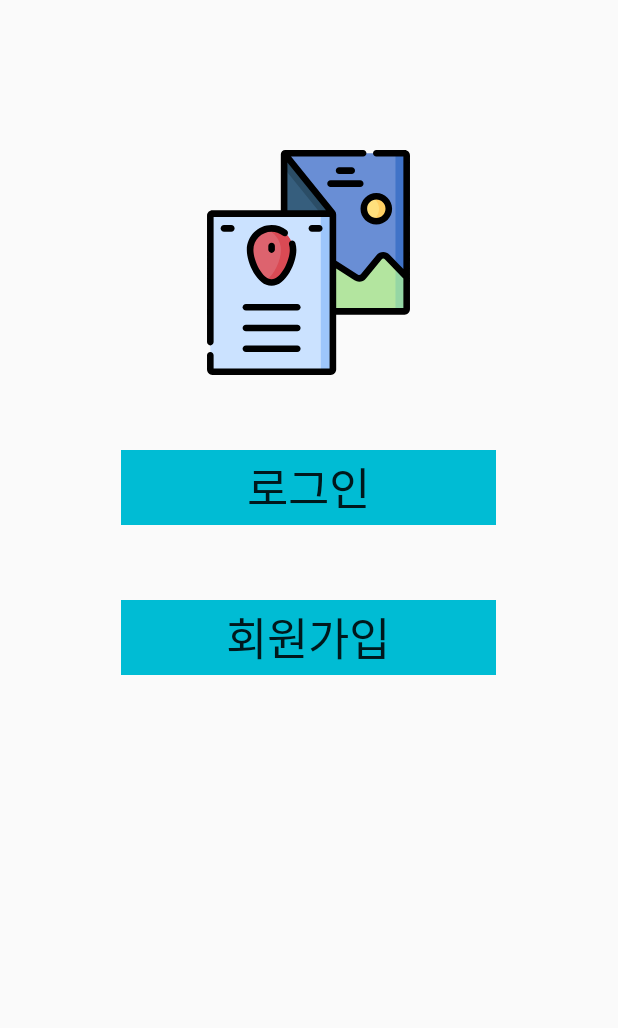
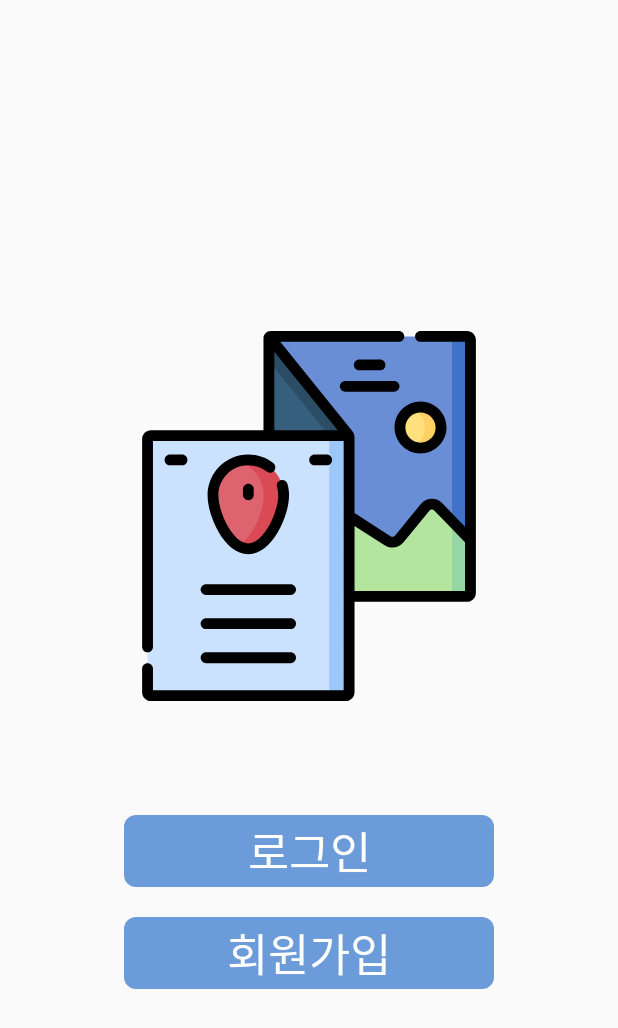
Before and after one commit to Algamja/TravelFriend, an Android app: the screen it shows after launch (MainActivity), on a phone screen of 412 x 824 dp. Shown: the top 1028 px of the screen. Run offline under Robolectric (Android 15) with nearby library versions, the phone set to English and light mode, and no system bars.

Commit message:
[modified] modify login design file

```diff
--- a/app/src/main/java/com/example/travelfriend/MainActivity.kt
+++ b/app/src/main/java/com/example/travelfriend/MainActivity.kt
@@ -11,7 +11,7 @@ class MainActivity : AppCompatActivity() {
         super.onCreate(savedInstanceState)
         setContentView(R.layout.activity_main)
 
-        btn_signup.setOnClickListener(){
+        main_sign_up_button.setOnClickListener(){
             startActivity(Intent(this,SignUpEmailAndPasswordActivity::class.java))
         }
     }
--- a/app/src/main/res/layout/activity_main.xml
+++ b/app/src/main/res/layout/activity_main.xml
@@ -1,36 +1,77 @@
 <?xml version="1.0" encoding="utf-8"?>
-<LinearLayout xmlns:android="http://schemas.android.com/apk/res/android"
+<androidx.constraintlayout.widget.ConstraintLayout xmlns:android="http://schemas.android.com/apk/res/android"
     xmlns:app="http://schemas.android.com/apk/res-auto"
     xmlns:tools="http://schemas.android.com/tools"
     android:layout_width="match_parent"
     android:layout_height="match_parent"
-    tools:context=".MainActivity"
-    android:orientation="vertical">
+    tools:context=".MainActivity">
 
     <ImageView
+        android:id="@+id/main_logo"
+        android:layout_width="0dp"
+        android:layout_height="0dp"
         android:src="@drawable/ic_travel_friend_logo"
-        android:layout_width="150sp"
-        android:layout_height="150sp"
-        android:layout_gravity="center"
-        android:layout_marginTop="100sp"/>
+        app:layout_constraintBottom_toTopOf="@id/main_login_button"
+        app:layout_constraintEnd_toEndOf="@id/end_guideline"
+        app:layout_constraintStart_toStartOf="@id/start_guideline"
+        app:layout_constraintTop_toTopOf="@id/top_guideline" />
 
     <Button
-        android:layout_width="250sp"
-        android:layout_height="50sp"
+        android:id="@+id/main_login_button"
+        android:layout_width="0dp"
+        android:layout_height="wrap_content"
         android:layout_gravity="center"
-        android:text="로그인"
+        android:layout_marginTop="20dp"
+        android:background="@drawable/button_round_blue"
+        android:text="@string/login"
+        android:textColor="@color/colorWhite"
         android:textSize="30sp"
-        android:background="#00BCD4"
-        android:layout_marginTop="50sp"/>
+        app:layout_constraintBottom_toTopOf="@id/main_sign_up_button"
+        app:layout_constraintEnd_toEndOf="@id/end_guideline"
+        app:layout_constraintStart_toStartOf="@id/start_guideline"
+        app:layout_constraintTop_toBottomOf="@id/main_logo" />
 
     <Button
-        android:id="@+id/btn_signup"
-        android:layout_width="250sp"
-        android:layout_height="50sp"
+        android:id="@+id/main_sign_up_button"
+        android:layout_width="0dp"
+        android:layout_height="wrap_content"
         android:layout_gravity="center"
-        android:text="회원가입"
+        android:layout_marginTop="20dp"
+        android:background="@drawable/button_round_blue"
+        android:text="@string/sign_up"
+        android:textColor="@color/colorWhite"
         android:textSize="30sp"
-        android:background="#00BCD4"
-        android:layout_marginTop="50sp"/>
+        app:layout_constraintBottom_toBottomOf="@id/bottom_guideline"
+        app:layout_constraintEnd_toEndOf="@id/end_guideline"
+        app:layout_constraintStart_toStartOf="@id/start_guideline"
+        app:layout_constraintTop_toBottomOf="@id/main_login_button" />
 
-</LinearLayout>
+    <androidx.constraintlayout.widget.Guideline
+        android:id="@+id/start_guideline"
+        android:layout_width="wrap_content"
+        android:layout_height="wrap_content"
+        android:orientation="vertical"
+        app:layout_constraintGuide_percent="0.2" />
+
+    <androidx.constraintlayout.widget.Guideline
+        android:id="@+id/end_guideline"
+        android:layout_width="wrap_content"
+        android:layout_height="wrap_content"
+        android:orientation="vertical"
+        app:layout_constraintGuide_percent="0.8" />
+
+    <androidx.constraintlayout.widget.Guideline
+        android:id="@+id/top_guideline"
+        android:layout_width="wrap_content"
+        android:layout_height="wrap_content"
+        android:orientation="horizontal"
+        app:layout_constraintGuide_percent="0.2" />
+
+    <androidx.constraintlayout.widget.Guideline
+        android:id="@+id/bottom_guideline"
+        android:layout_width="wrap_content"
+        android:layout_height="wrap_content"
+        android:orientation="horizontal"
+        app:layout_constraintGuide_percent="0.8" />
+
+</androidx.constraintlayout.widget.ConstraintLayout>
--- a/app/src/main/res/values/strings.xml
+++ b/app/src/main/res/values/strings.xml
@@ -12,4 +12,6 @@
     <string name="female">여성</string>
     <string name="next">다음</string>
     <string name="done">완료</string>
+    <string name="login">로그인</string>
+    <string name="sign_up">회원가입</string>
 </resources>
```
